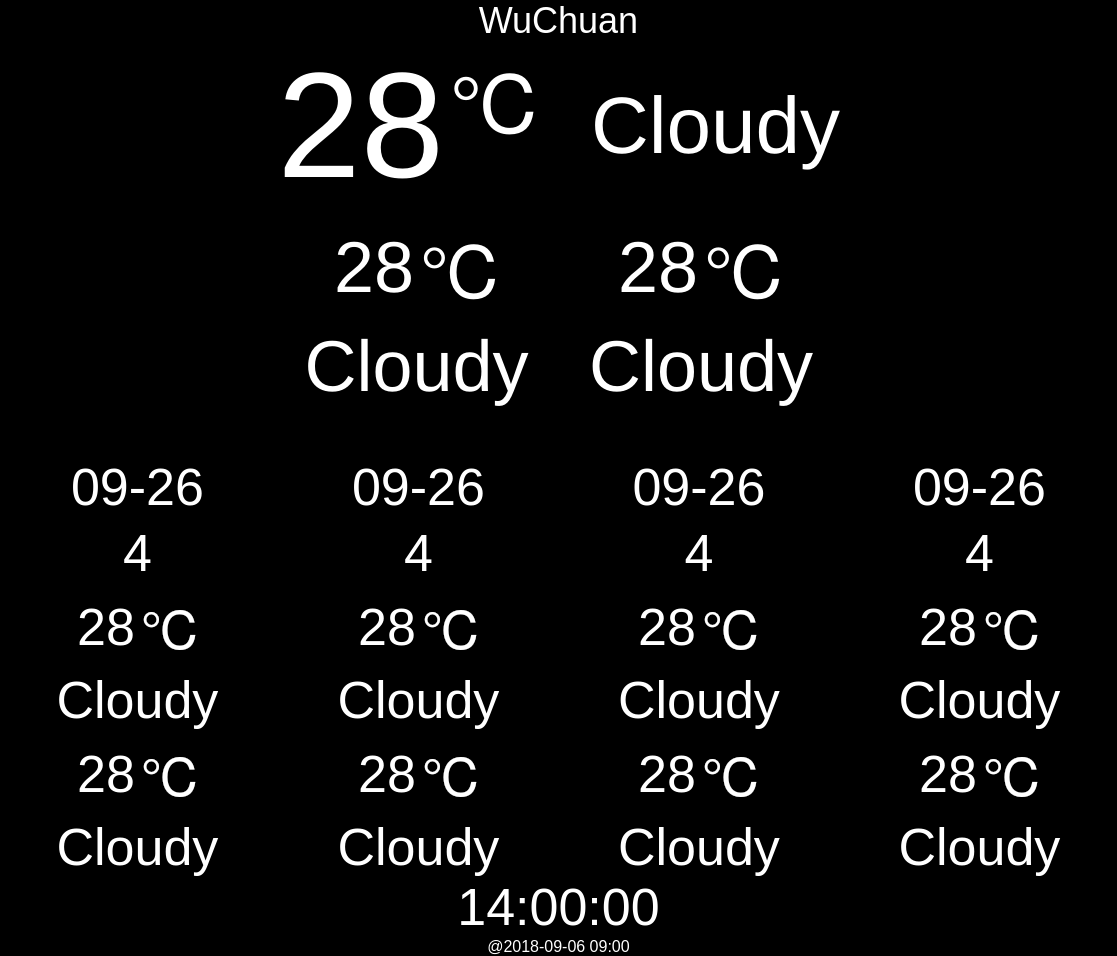
The window that weathercontrol.ui (hondodo/PCamera) describes before a commit, drawn with Qt 5.
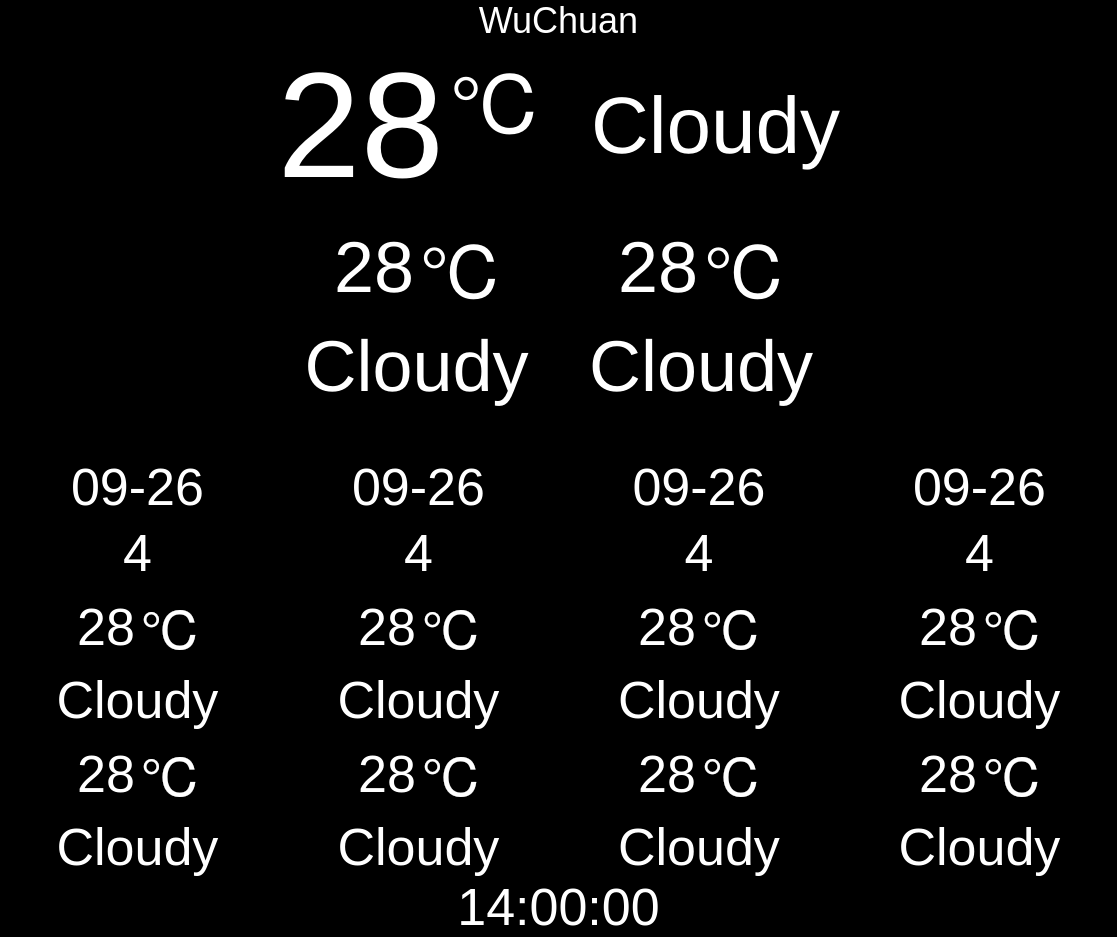
The same window after the commit.

What changed in the file:
```diff
--- a/weathercontrol.ui
+++ b/weathercontrol.ui
@@ -757,25 +757,6 @@
      </property>
     </widget>
    </item>
-   <item>
-    <widget class="QLabel" name="labelReportTime">
-     <property name="sizePolicy">
-      <sizepolicy hsizetype="Preferred" vsizetype="Fixed">
-       <horstretch>0</horstretch>
-       <verstretch>0</verstretch>
-      </sizepolicy>
-     </property>
-     <property name="styleSheet">
-      <string notr="true">font: 16px;</string>
-     </property>
-     <property name="text">
-      <string>@2018-09-06 09:00</string>
-     </property>
-     <property name="alignment">
-      <set>Qt::AlignCenter</set>
-     </property>
-    </widget>
-   </item>
   </layout>
  </widget>
  <resources/>
```
